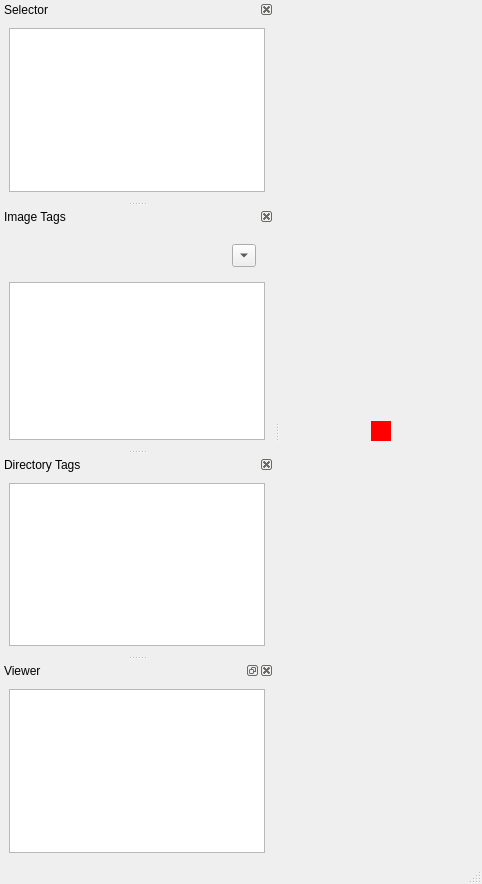
Qt form src/main_window.ui (gwhiteside/descryptor) before a commit.
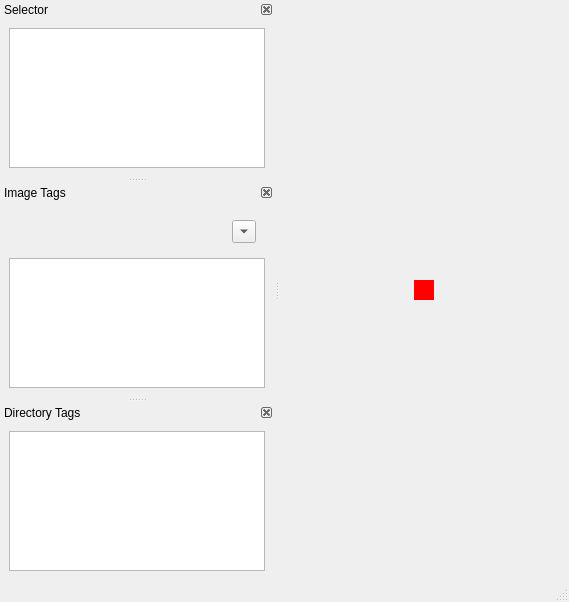
The same form after that commit. Icons and pictures are not drawn. Custom widgets are drawn as their Qt base class.

Commit message: basic fully-docked interface implemented; started separating out .ui files to make dock widgets easier to work with in QtWD

What changed in the file:
```diff
--- a/src/main_window.ui
+++ b/src/main_window.ui
@@ -6,8 +6,8 @@
    <rect>
     <x>0</x>
     <y>0</y>
-    <width>482</width>
-    <height>884</height>
+    <width>569</width>
+    <height>602</height>
    </rect>
   </property>
   <property name="windowTitle">
@@ -186,48 +186,7 @@
     </layout>
    </widget>
   </widget>
-  <widget class="FloatDockWidget" name="viewerDockWidget">
-   <property name="sizePolicy">
-    <sizepolicy hsizetype="Expanding" vsizetype="Preferred">
-     <horstretch>0</horstretch>
-     <verstretch>0</verstretch>
-    </sizepolicy>
-   </property>
-   <property name="windowTitle">
-    <string>Viewer</string>
-   </property>
-   <attribute name="dockWidgetArea">
-    <number>1</number>
-   </attribute>
-   <widget class="QWidget" name="dockWidgetContents_11">
-    <layout class="QVBoxLayout" name="verticalLayout_4">
-     <item>
-      <widget class="GraphicsView" name="viewerGraphicsView">
-       <property name="dragMode">
-        <enum>QGraphicsView::DragMode::ScrollHandDrag</enum>
-       </property>
-       <property name="transformationAnchor">
-        <enum>QGraphicsView::ViewportAnchor::AnchorUnderMouse</enum>
-       </property>
-      </widget>
-     </item>
-    </layout>
-   </widget>
-  </widget>
  </widget>
- <customwidgets>
-  <customwidget>
-   <class>GraphicsView</class>
-   <extends>QGraphicsView</extends>
-   <header>src/graphics_view</header>
-  </customwidget>
-  <customwidget>
-   <class>FloatDockWidget</class>
-   <extends>QDockWidget</extends>
-   <header>src/float_dock_widget</header>
-   <container>1</container>
-  </customwidget>
- </customwidgets>
  <resources/>
  <connections/>
 </ui>
```
Left out of the diff: 2 changed lines with no effect on the pictures. The commit also changes 3 other files.
